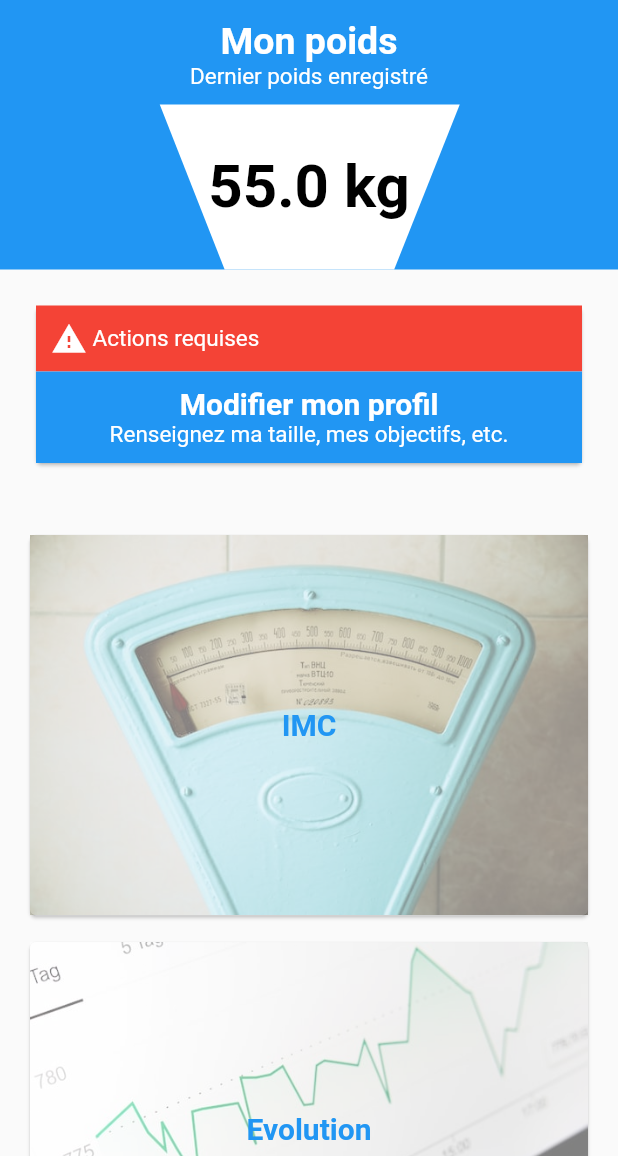
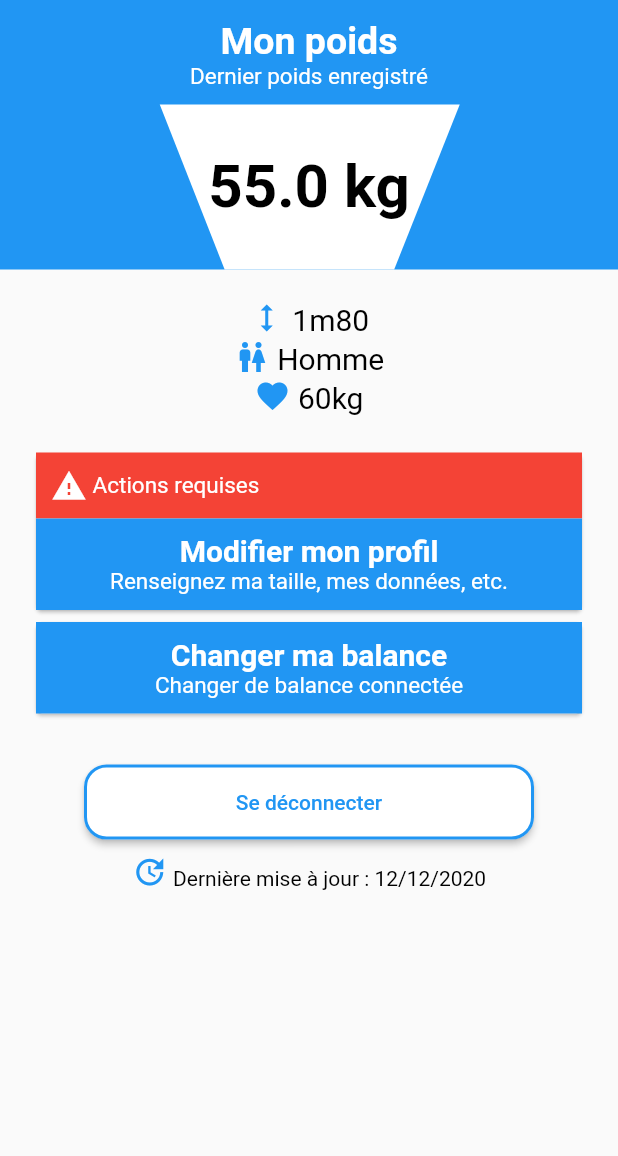
Before and after one commit to BalanceTonPoids/flutter, a Flutter app: the Profile screen opened directly, on a phone screen of 412 x 824 dp, the part 80-1236 px from its top. Run offline on Flutter 3.47's test engine with Material 2 defaults, Android fonts, the phone set to English and light mode, and no system bars; our stand-ins replace adaptive_theme, fl_chart, flutter_secure_storage, flutter_spinkit, persistent_bottom_nav_bar, shared_preferences; accounts and stored records are empty.

Commit message:
Logout : update profil page

```diff
--- a/lib/pages/profile.dart
+++ b/lib/pages/profile.dart
@@ -1,5 +1,7 @@
 import 'package:balancetonpoids/pages/imc.dart';
 import 'package:balancetonpoids/pages/modifier_profil.dart';
+import 'package:balancetonpoids/pages/stats.dart';
+import 'package:balancetonpoids/pages/welcome.dart';
 import 'package:flutter/material.dart';
 import '../utils/widgets.dart';
 
@@ -15,7 +17,9 @@ class _ProfileState extends State<Profile> {
   Widget build(BuildContext context) {
     return Scaffold(
       appBar: appBar("Mon profil", false, context),
-      body: Column(
+      body: ListView(
+        children: [
+          Column(
             children: [
               Container(
                 decoration: const BoxDecoration(
@@ -28,24 +32,65 @@ class _ProfileState extends State<Profile> {
                   ],
                 ),
               ),
-          Container(
-            padding: const EdgeInsets.all(20),
-            child: buttonCard("Modifier mon profil", "Renseignez ma taille, mes objectifs, etc.", Colors.blue, true, context, const EditProfilePage()),
+              Padding(
+                padding: const EdgeInsets.only(top: 20),
+                child: Column(
+                  // Taille, Sexe, Préférences, dernière mise à jour des données
+                  children: [
+                    resumeDiv(const Icon(Icons.height, color: Colors.blue), "1m80"),
+                    resumeDiv(const Icon(Icons.wc, color: Colors.blue), "Homme"),
+                    resumeDiv(const Icon(Icons.favorite, color: Colors.blue), "60kg"),
+                  ],
+                ),
               ),
               Padding(
-            padding: const EdgeInsets.only(top: 20, bottom: 20, left: 10, right: 10),
-            child: Wrap(
-              spacing: 10,
-              runSpacing: 10,
+                padding: const EdgeInsets.all(20),
+                child: Column(
                   children: [
-                squareButton("IMC", "assets/imc.jpg", context, IMCPage()),
-                squareButton("Evolution", "assets/evolution.jpg", context, null),
-                squareButton("Objectifs", "assets/objectifs.jpg", context, null),
+                    buttonCard("Modifier mon profil", "Renseignez ma taille, mes données, etc.", Colors.blue, true, context, const EditProfilePage()),
+                    buttonCard("Changer ma balance", "Changer de balance connectée", Colors.blue, false, context, Welcome())
                   ],
                 ),
+              ),
+              Padding(
+                padding: const EdgeInsets.all(10.0),
+                child: Column(
+                  children: [
+                    button(context, "Se déconnecter", Colors.white, Colors.blue, Colors.blue, 2, null),
+                    Padding(
+                      padding: const EdgeInsets.only(top: 10),
+                      child: RichText(
+                          textAlign: TextAlign.center,
+                          text: const TextSpan(
+                              children: [
+                                WidgetSpan(child: Icon(Icons.update, color: Colors.blue)),
+                                TextSpan(text: " Dernière mise à jour : 12/12/2020", style: TextStyle(fontSize: 14, color: Colors.black))
+                              ]
+                          )
+                      )
+                    )
+                  ],
+                )
+              )
+            ],
           )
         ],
       ),
     );
   }
 }
+
+RichText resumeDiv(
+    Icon icon,
+    String text,
+) {
+  return RichText(
+    textAlign: TextAlign.center,
+    text: TextSpan(
+        children: [
+          WidgetSpan(child: icon),
+          TextSpan(text: " ${text}", style: const TextStyle(fontSize: 20, color: Colors.black))
+        ]
+    )
+  );
+}
```
Lines whose indentation alone changed are shown as unchanged.
